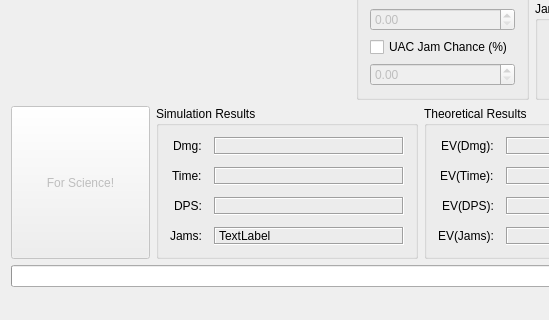
First picture: the form in uactest/uactest.ui, repository mark-ting/uac-test-gui, before the edit; both pictures show x 0 to 549 and y 151 to 471 of the 697 by 471 pixel window.
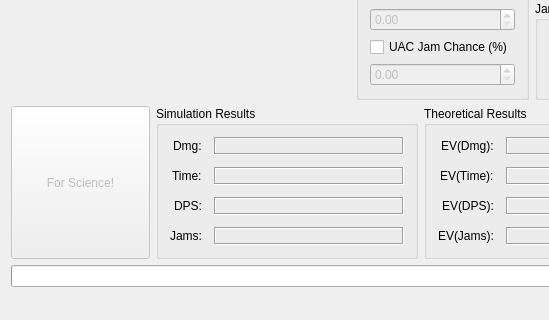
Second picture: the form after the edit.

Commit message: Minor fix for missing/incorrect tooltips.

Diff of the .ui file:
```diff
--- a/uactest/uactest.ui
+++ b/uactest/uactest.ui
@@ -328,7 +328,7 @@
                 <enum>QFrame::Sunken</enum>
                </property>
                <property name="text">
-                <string>TextLabel</string>
+                <string/>
                </property>
               </widget>
              </item>
```
Left out of the diff: 36 changed lines with no effect on the pictures. The commit also changes 1 other file.
